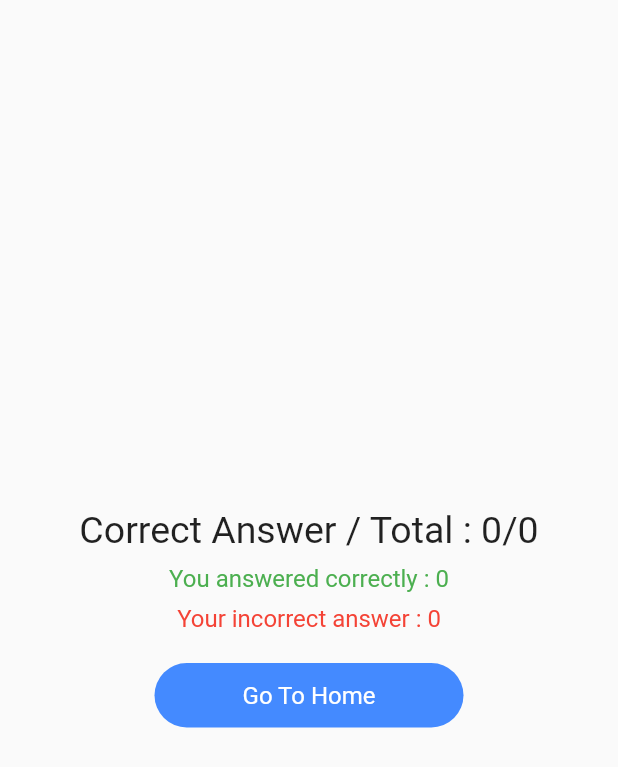
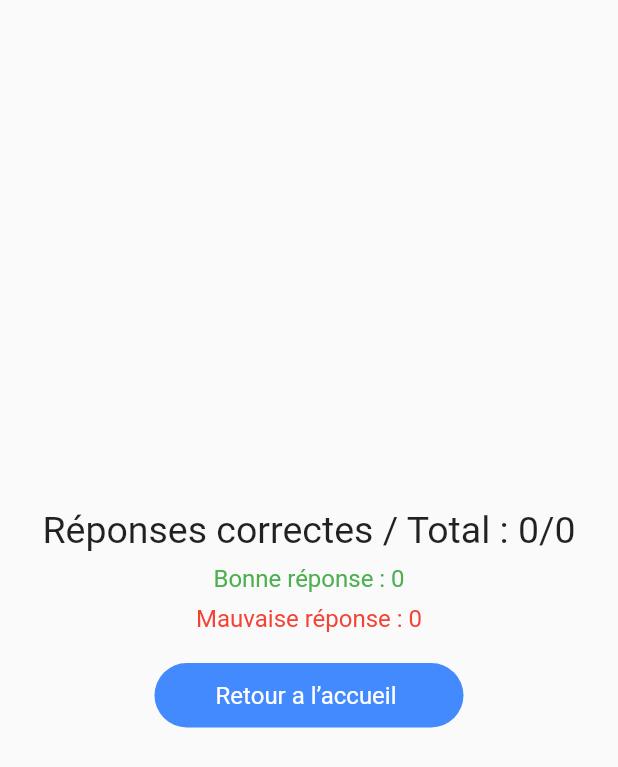
Before and after one commit to YasmineFilali/application_quiz, a Flutter app: the Results screen opened directly, on a phone screen of 412 x 824 dp. Shown: the top 767 px of the screen. Run offline on Flutter 3.47's test engine with Material 2 defaults, Android fonts, the phone set to English and light mode, and no system bars; our stand-ins replace cloud_firestore, firebase_core, random_string; accounts and stored records are empty.

Commit message:
Update result.dart

```diff
--- a/lib/Screens/result.dart
+++ b/lib/Screens/result.dart
@@ -21,18 +21,18 @@ class _ResultsState extends State<Results> {
           child: Column(
             mainAxisAlignment: MainAxisAlignment.center,
             children: [
-              Text("Correct Answer / Total : ${widget.correct}/${widget.total}", style: TextStyle(fontSize: 25),),
+              Text("Réponses correctes / Total : ${widget.correct}/${widget.total}", style: TextStyle(fontSize: 25),),
               SizedBox(height: 8,),
-              Text("You answered correctly : ${widget.correct}", style: TextStyle(fontSize: 16, color: Colors.green), textAlign: TextAlign.center,),
+              Text("Bonne réponse : ${widget.correct}", style: TextStyle(fontSize: 16, color: Colors.green), textAlign: TextAlign.center,),
               SizedBox(height: 8,),
-              Text("Your incorrect answer : ${widget.incorrect}", style: TextStyle(fontSize: 16, color: Colors.red), textAlign: TextAlign.center,),
+              Text("Mauvaise réponse : ${widget.incorrect}", style: TextStyle(fontSize: 16, color: Colors.red), textAlign: TextAlign.center,),
 
               SizedBox(height: 20,),
               GestureDetector(
                   onTap: (){
                     Navigator.pushReplacement(context, MaterialPageRoute(builder: (context) => Home()));
                   },
-                  child: orangeButton(context, "Go To Home", MediaQuery.of(context).size.width/2, Colors.blueAccent)
+                  child: orangeButton(context, "Retour a l’accueil ", MediaQuery.of(context).size.width/2, Colors.blueAccent)
               ),
             ],
           ),
```
